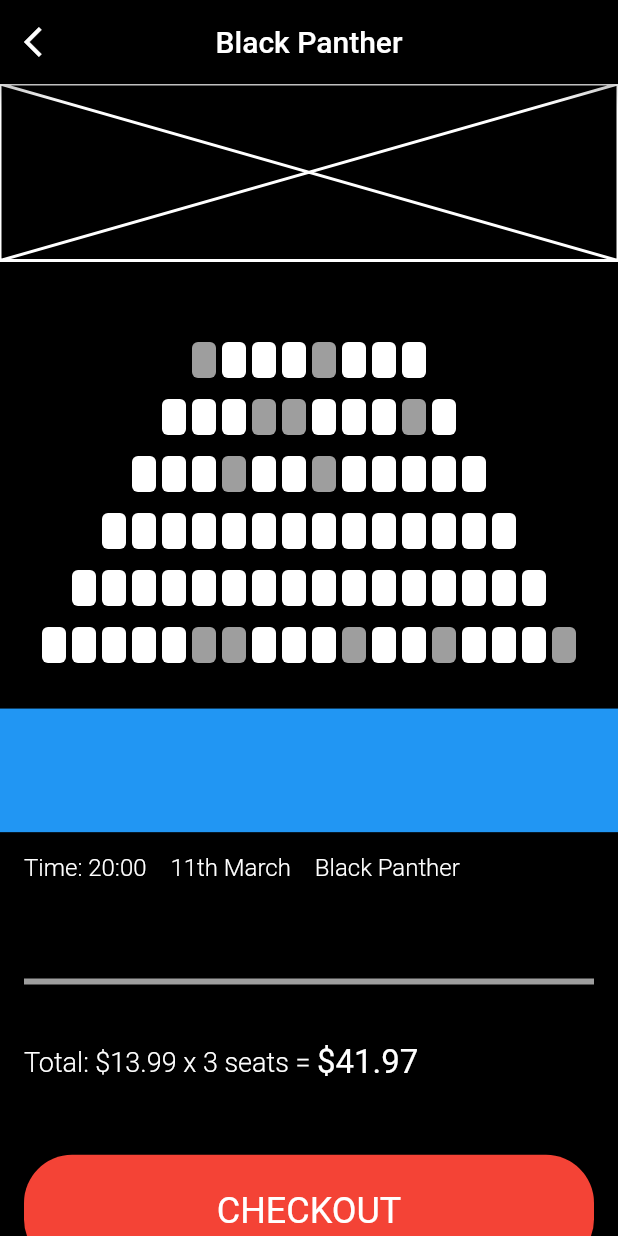
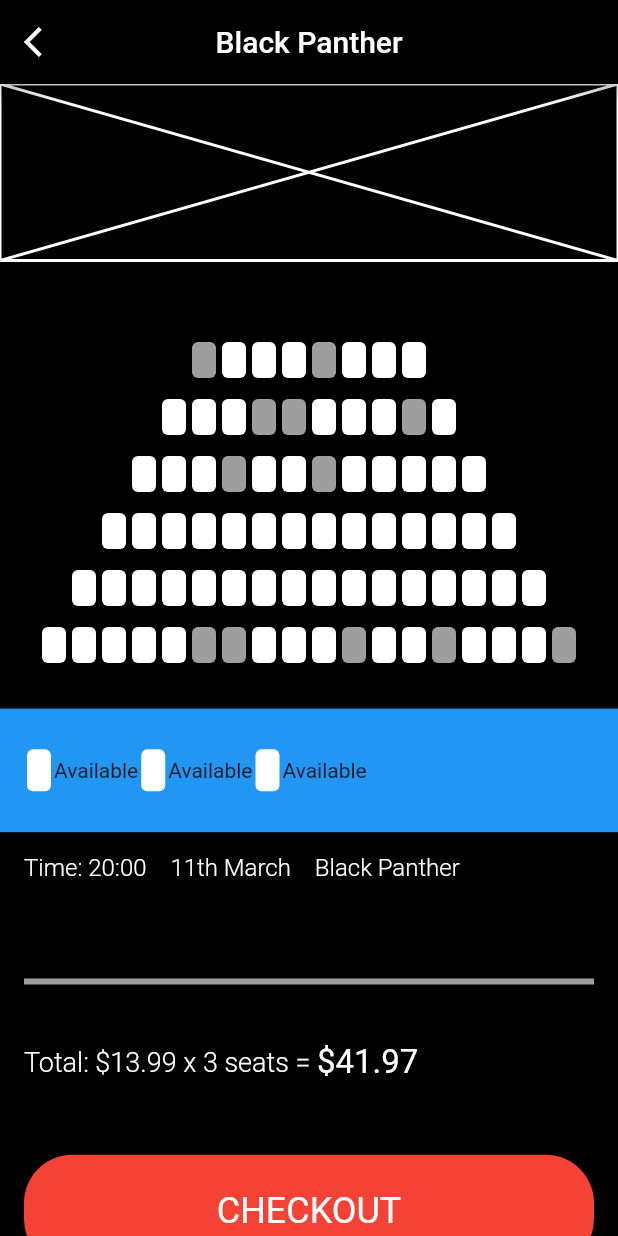
Before and after one commit to JAICHANGPARK/flutter_notebook_8th_story, a Flutter app: the screen it shows after launch, on a phone screen of 412 x 824 dp. Run offline on Flutter 3.47's test engine with Material 2 defaults, Android fonts, the phone set to English and light mode, and no system bars; our stand-ins replace badges, flutter_hooks, google_fonts, hooks_riverpod, state_notifier.

Commit message:
Update cinema_app.dart

```diff
--- a/lib/ep574_cinema_app/cinema_app.dart
+++ b/lib/ep574_cinema_app/cinema_app.dart
@@ -269,7 +269,33 @@ class _ReservePageState extends State<ReservePage> {
                 color: Colors.blue,
                 child: Row(
                   children: [
-
+                    Container(
+                      margin: EdgeInsets.fromLTRB(2,4,2,4),
+                      height: 28,
+                      width: 16,
+                      decoration: BoxDecoration(
+                          color: Colors.white,
+                          borderRadius: BorderRadius.circular(4)),
+                    ),
+                    Text("Available"),
+                    Container(
+                      margin: EdgeInsets.fromLTRB(2,4,2,4),
+                      height: 28,
+                      width: 16,
+                      decoration: BoxDecoration(
+                          color: Colors.white,
+                          borderRadius: BorderRadius.circular(4)),
+                    ),
+                    Text("Available"),
+                    Container(
+                      margin: EdgeInsets.fromLTRB(2,4,2,4),
+                      height: 28,
+                      width: 16,
+                      decoration: BoxDecoration(
+                          color: Colors.white,
+                          borderRadius: BorderRadius.circular(4)),
+                    ),
+                    Text("Available"),
                   ],
                 )),
             Container(
```
